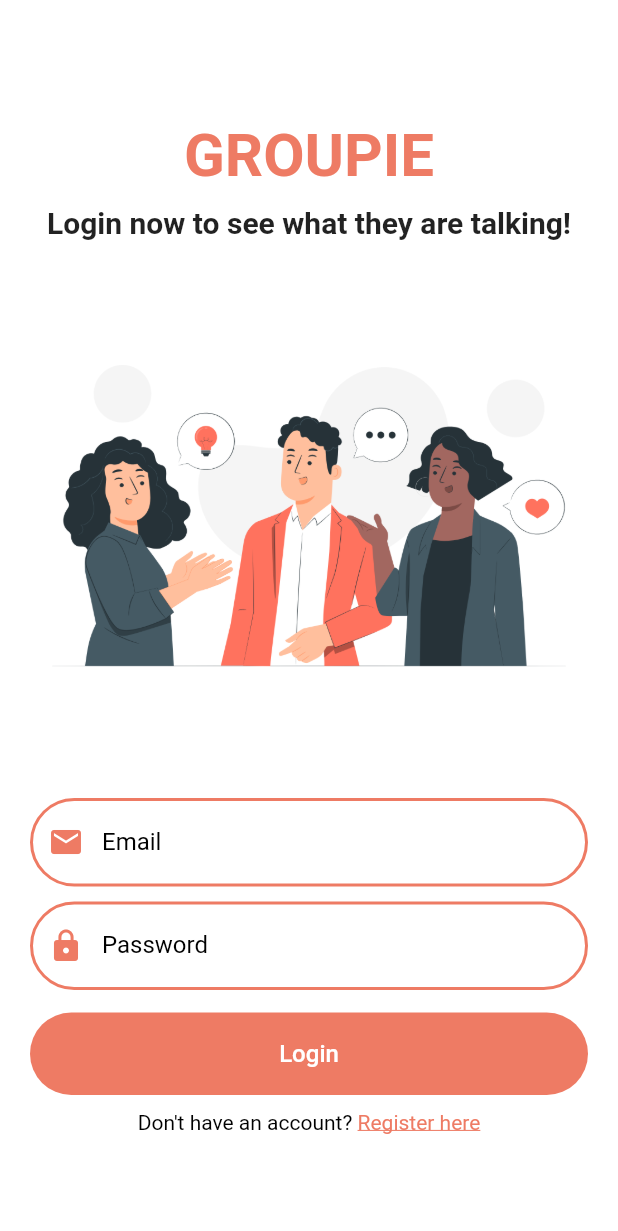
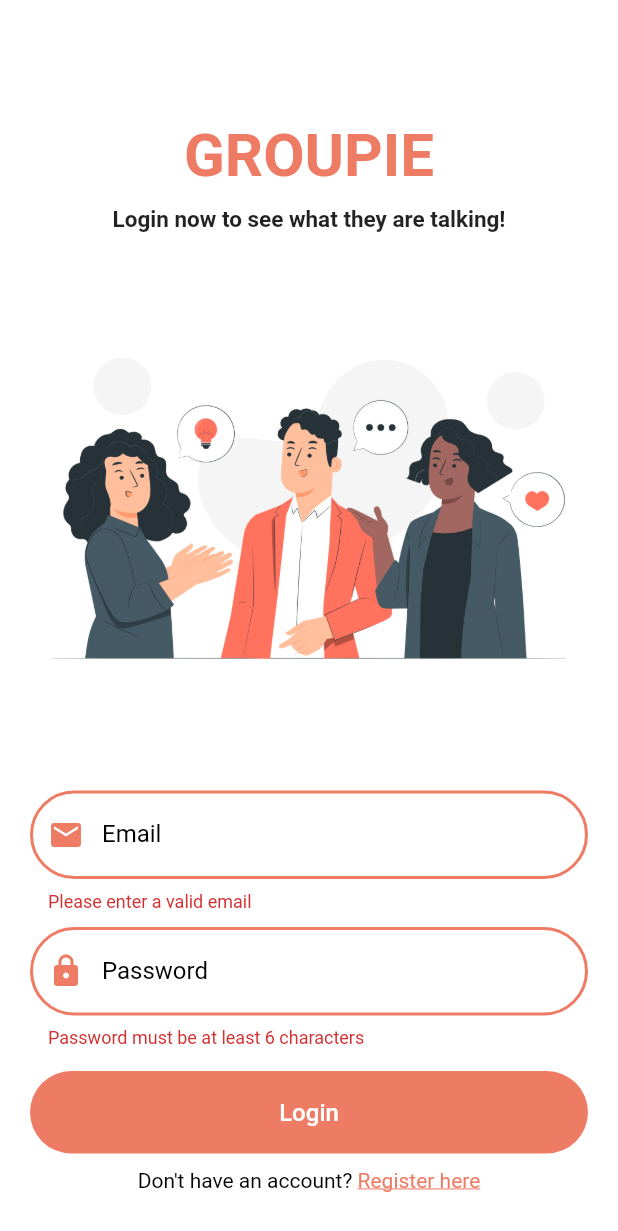
Before and after one commit to kamlendu08/chatapp_firebase, a Flutter app: the screen it shows after launch, after a tap on "Login", on a phone screen of 412 x 824 dp. Shown: the top 1231 px of the screen. Run offline on Flutter 3.47's test engine with Material 2 defaults, Android fonts, the phone set to English and light mode, and no system bars; our stand-ins replace cloud_firestore, firebase_auth, firebase_core, shared_preferences; accounts and stored records are empty.

Commit message:
login function

```diff
--- a/lib/main.dart
+++ b/lib/main.dart
@@ -40,7 +40,9 @@ class _MyAppState extends State<MyApp> {
   getUserLoggedInStatus() async {
     await HelperFunctions.getUserLoggedInStatus().then((value) {
       if (value != null) {
-        _isSignedIn = value;
+        setState(() {
+          _isSignedIn = value;
+        });
       }
     });
   }
--- a/lib/pages/auth/login_page.dart
+++ b/lib/pages/auth/login_page.dart
@@ -1,9 +1,17 @@
 import 'dart:math';
 
 import 'package:chatapp_firebase/pages/auth/register_page.dart';
+import 'package:chatapp_firebase/service/auth_service.dart';
+import 'package:chatapp_firebase/service/database_service.dart';
 import 'package:chatapp_firebase/widgets/widgets.dart';
+import 'package:cloud_firestore/cloud_firestore.dart';
+import 'package:firebase_auth/firebase_auth.dart';
+import 'package:firebase_core/firebase_core.dart';
 import 'package:flutter/gestures.dart';
 import 'package:flutter/material.dart';
+
+import '../../helper/helper_function.dart';
+import '../home_page.dart';
 
 class LoginPage extends StatefulWidget {
   const LoginPage({super.key});
@@ -13,13 +21,21 @@ class LoginPage extends StatefulWidget {
 }
 
 class _LoginPageState extends State<LoginPage> {
-  final GlobalKey formKey = GlobalKey<FormState>();
+  bool _isLoading = false;
+  //final GlobalKey formKey = GlobalKey<FormState>();
+  final formKey = GlobalKey<FormState>();
   String email = "";
   String password = "";
+  AuthService authService = AuthService();
   @override
   Widget build(BuildContext context) {
     return Scaffold(
-      body: SingleChildScrollView(
+      body: _isLoading
+          ? Center(
+              child: CircularProgressIndicator(
+                  color: Theme.of(context).primaryColor),
+            )
+          : SingleChildScrollView(
               child: Padding(
                 padding: const EdgeInsets.symmetric(
                   horizontal: 20,
@@ -45,7 +61,7 @@ class _LoginPageState extends State<LoginPage> {
                         const Text(
                           'Login now to see what they are talking!',
                           style: TextStyle(
-                      fontSize: 20,
+                            fontSize: 15,
                             fontWeight: FontWeight.bold,
                           ),
                         ),
@@ -128,7 +144,8 @@ class _LoginPageState extends State<LoginPage> {
                         ),
                         Text.rich(TextSpan(
                             text: "Don't have an account? ",
-                      style: const TextStyle(color: Colors.black, fontSize: 14),
+                            style: const TextStyle(
+                                color: Colors.black, fontSize: 14),
                             children: <TextSpan>[
                               TextSpan(
                                   text: "Register here",
@@ -148,5 +165,29 @@ class _LoginPageState extends State<LoginPage> {
     );
   }
 
-  login() {}
+  login() async {
+    if (formKey.currentState!.validate()) {
+      setState(() {
+        _isLoading = true;
+      });
+      await authService
+          .loginWithUserNameandPassword(email, password)
+          .then((value) async {
+        if (value == true) {
+          QuerySnapshot snapshot =
+              await DatabaseService(uid: FirebaseAuth.instance.currentUser!.uid)
+                  .gettingUserData(email);
+          await HelperFunctions.saveUserLoggedInStatus(true);
+          await HelperFunctions.saveUserEmailSF(email);
+          await HelperFunctions.saveUserNameSF(snapshot.docs[0]['fullName']);
+          nextScreenReplace(context, const HomePage());
+        } else {
+          setState(() {
+            showSnackBar(context, Colors.red, value);
+            _isLoading = false;
+          });
         }
+      });
+    }
+  }
+}
--- a/lib/service/database_service.dart
+++ b/lib/service/database_service.dart
@@ -9,7 +9,7 @@ class DatabaseService {
   final CollectionReference groupCollection =
       FirebaseFirestore.instance.collection("groups");
 
-  Future updateUserData(String fullName, String email) async {
+  Future savingUserData(String fullName, String email) async {
     return await userCollection.doc(uid).set({
       "fullName": fullName,
       "email": email,
@@ -18,4 +18,10 @@ class DatabaseService {
       "uid": uid,
     });
   }
+
+  Future gettingUserData(String email) async {
+    QuerySnapshot snapshot =
+        await userCollection.where("email", isEqualTo: email).get();
+    return snapshot;
+  }
 }
```
Also changed, not shown: lib/helper/helper_function.dart (+17 -0 lines), lib/pages/auth/register_page.dart (+9 -2 lines), lib/pages/home_page.dart (+10 -1 lines), lib/service/auth_service.dart (+31 -3 lines), lib/widgets/widgets.dart (+18 -0 lines). Lines whose indentation alone changed are shown as unchanged.
